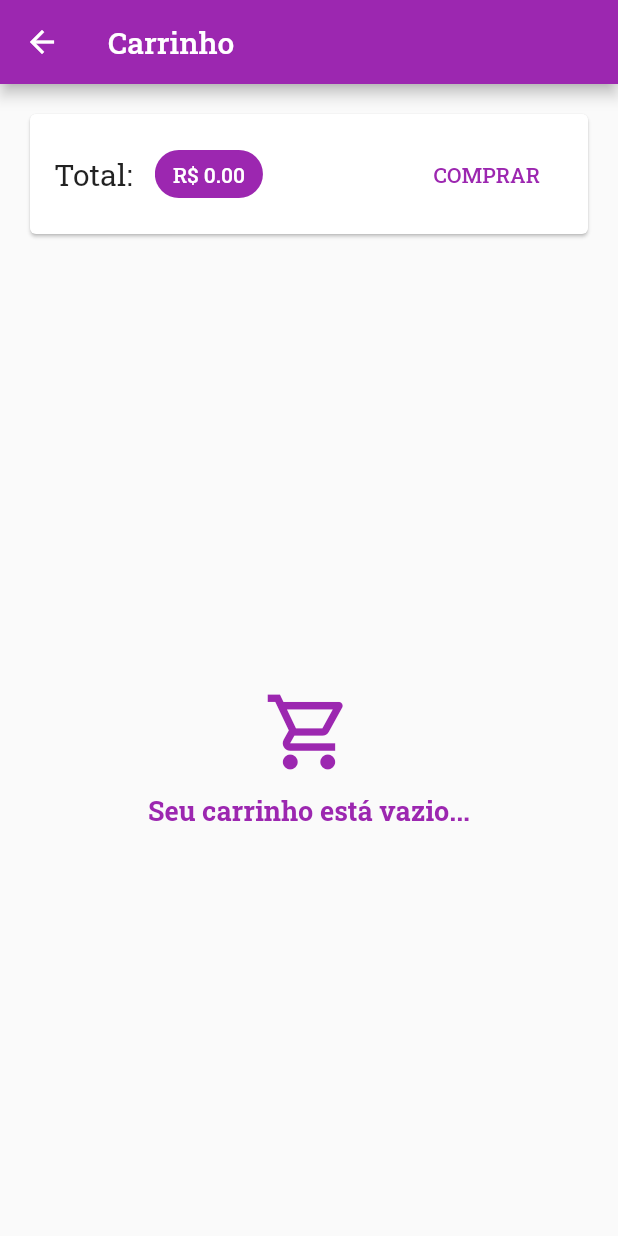
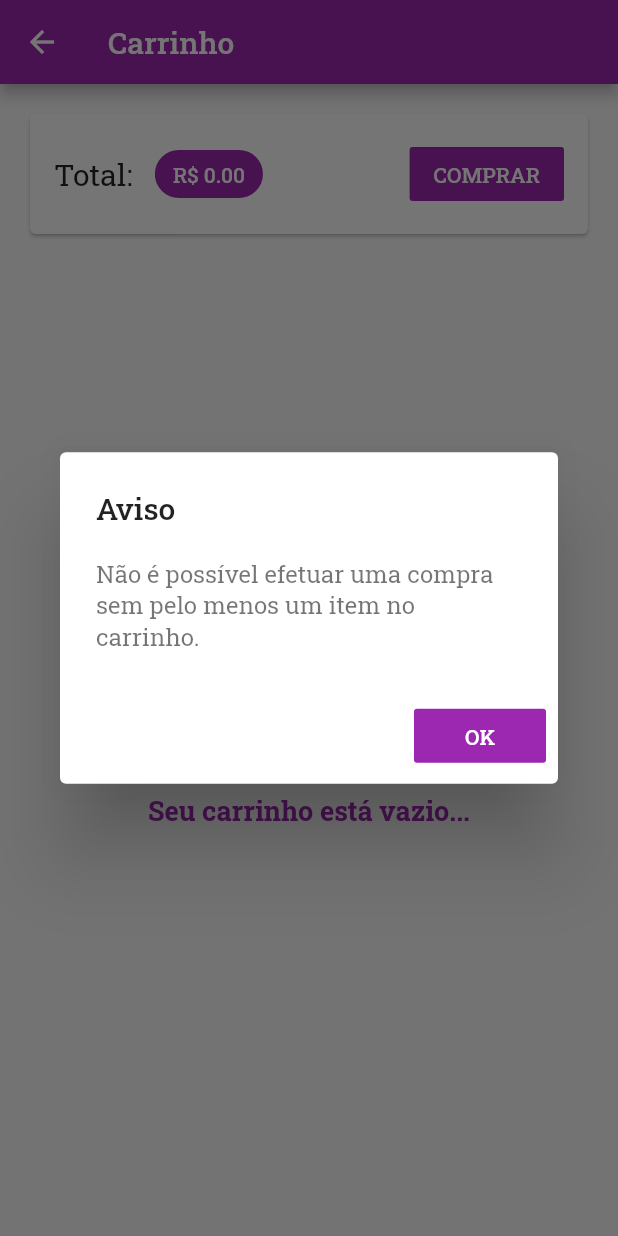
Before and after one commit to MarthinKorb/shopping_cart, a Flutter app: the CartScreen screen opened by its route, after a tap on "COMPRAR", on a phone screen of 412 x 824 dp. Run offline on Flutter 3.47's test engine with Material 2 defaults, Android fonts, the phone set to English and light mode, and no system bars; our stand-ins replace sqflite; accounts and stored records are empty.

Commit message:
Fixing function in CartProvider; Building Dialog in CartScreen;

```diff
--- a/lib/providers/cart_provider.dart
+++ b/lib/providers/cart_provider.dart
@@ -28,7 +28,7 @@ class CartProvider with ChangeNotifier {
   bool isCartEmpty() => _items.length == 0;
 
   bool isItemInCart(dynamic id) {
-    return _items.containsKey(id);
+    return _items.containsKey(id.toString());
   }
 
   void addItemInCart(Product product) {
@@ -69,7 +69,7 @@ class CartProvider with ChangeNotifier {
     }
 
     if (_items[productId].quantity == 1) {
-      _items.remove(productId);
+      _items.remove(productId.toString());
     } else {
       _items.update(
         productId.toString(),
--- a/lib/views/cart_screen.dart
+++ b/lib/views/cart_screen.dart
@@ -45,10 +45,41 @@ class CartScreen extends StatelessWidget {
                   Spacer(),
                   FlatButton(
                     child: Text('COMPRAR'),
-                    textColor: Theme.of(context).primaryColor,
+                    textColor: Colors.white,
+                    color: Theme.of(context).primaryColor,
                     onPressed: () {
-                      ordersProvider.addOrder(cart: cartProvider);
-                      cartProvider.clearCart();
+                      if (!cartProvider.isCartEmpty()) {
+                        ordersProvider.addOrder(cart: cartProvider);
+                        cartProvider.clearCart();
+                      } else {
+                        showDialog(
+                          context: context,
+                          child: Container(
+                            child: AlertDialog(
+                              title: Text(
+                                'Aviso',
+                                style: TextStyle(color: Colors.black87),
+                              ),
+                              content: Text(
+                                'Não é possível efetuar uma compra sem pelo menos um item no carrinho.',
+                                style: TextStyle(color: Colors.black54),
+                              ),
+                              actions: [
+                                FlatButton(
+                                  child: Text(
+                                    'OK',
+                                    style: TextStyle(color: Colors.white),
+                                  ),
+                                  color: Theme.of(context).primaryColor,
+                                  onPressed: () {
+                                    Navigator.of(context).pop();
+                                  },
+                                ),
+                              ],
+                            ),
+                          ),
+                        );
+                      }
                     },
                   ),
                 ],
```
Also changed, not shown: lib/services/sync_service.dart (+10 -11 lines), lib/views/orders_screen.dart (+18 -6 lines), lib/views/sync.dart (+7 -16 lines), lib/views/sync_page.dart (+4 -4 lines).
